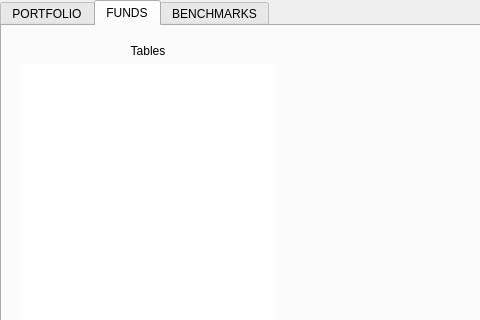
Before: the Qt Designer form src/ui/main_window.ui in wwmm/viewprofit, drawn with Qt 5; both pictures show x 0 to 480 and y 0 to 320 of the 801 by 491 pixel window.
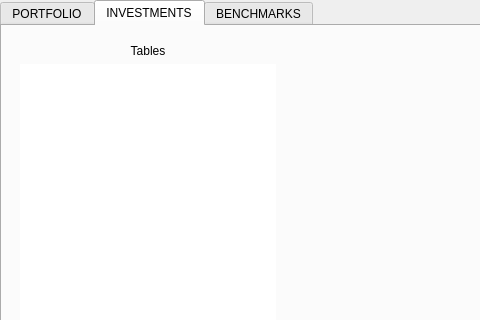
After: the same form once the commit is applied. The open tabs and pages were chosen to show the change.

Commit message: fixed a bug where the first fund in the listbox could not be removed

```diff
--- a/src/ui/main_window.ui
+++ b/src/ui/main_window.ui
@@ -170,7 +170,7 @@
         <string/>
        </property>
        <attribute name="title">
-        <string>FUNDS</string>
+        <string>INVESTMENTS</string>
        </attribute>
        <layout class="QGridLayout" name="gridLayout_3">
         <item row="0" column="0">
```
Left out of the diff: 2 changed lines with no effect on the pictures. The commit also changes 1 other file.
